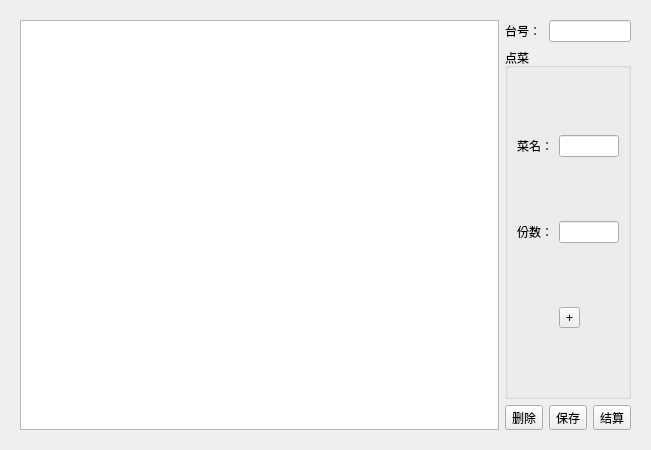
Before: the Qt Designer form src/dinnerwidget.ui in daodaoliang/caicai, drawn with Qt 5.
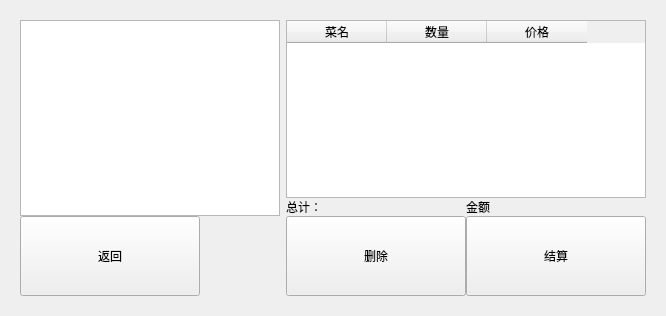
After: the same form once the commit is applied. The open tabs and pages were chosen to show the change.

Commit message: 完成了简单的点菜和结算

The edit to the form file:
```diff
--- a/src/dinnerwidget.ui
+++ b/src/dinnerwidget.ui
@@ -6,8 +6,8 @@
    <rect>
     <x>0</x>
     <y>0</y>
-    <width>651</width>
-    <height>450</height>
+    <width>666</width>
+    <height>316</height>
    </rect>
   </property>
   <property name="windowTitle">
@@ -42,80 +42,141 @@
       </layout>
      </widget>
      <widget class="QWidget" name="page_2">
+      <layout class="QHBoxLayout" name="horizontalLayout_4">
+       <item>
+        <widget class="QStackedWidget" name="stackedWidget_2">
+         <property name="currentIndex">
+          <number>1</number>
+         </property>
+         <widget class="QWidget" name="page_3">
       <layout class="QHBoxLayout" name="horizontalLayout_3">
+           <property name="spacing">
+            <number>0</number>
+           </property>
+           <property name="margin">
+            <number>0</number>
+           </property>
        <item>
-        <widget class="QTableView" name="tableView"/>
-       </item>
+            <widget class="QListView" name="disheTypeList"/>
+           </item>
+          </layout>
+         </widget>
+         <widget class="QWidget" name="page_4">
+          <layout class="QVBoxLayout" name="verticalLayout">
+           <property name="spacing">
+            <number>0</number>
+           </property>
+           <property name="margin">
+            <number>0</number>
+           </property>
        <item>
-        <layout class="QGridLayout" name="gridLayout_3">
-         <item row="2" column="0">
+            <widget class="QListView" name="dishesList"/>
+           </item>
+           <item>
+            <widget class="QToolButton" name="toolButton_4">
+             <property name="minimumSize">
+              <size>
+               <width>180</width>
+               <height>80</height>
+              </size>
+             </property>
+             <property name="maximumSize">
+              <size>
+               <width>16777215</width>
+               <height>80</height>
+              </size>
+             </property>
+             <property name="text">
+              <string>返回</string>
+             </property>
+            </widget>
+           </item>
+          </layout>
+         </widget>
+        </widget>
+       </item>
+       <item>
+        <widget class="QWidget" name="gridWidget" native="true">
+         <layout class="QGridLayout" name="gridLayout_2">
+          <property name="margin">
+           <number>0</number>
+          </property>
+          <property name="spacing">
+           <number>0</number>
+          </property>
+          <item row="2" column="1">
           <widget class="QToolButton" name="toolButton_3">
+            <property name="minimumSize">
+             <size>
+              <width>180</width>
+              <height>80</height>
+             </size>
+            </property>
+            <property name="maximumSize">
+             <size>
+              <width>16777215</width>
+              <height>80</height>
+             </size>
+            </property>
+            <property name="text">
+             <string>结算</string>
+            </property>
+           </widget>
+          </item>
+          <item row="2" column="0">
+           <widget class="QToolButton" name="toolButton_2">
+            <property name="minimumSize">
+             <size>
+              <width>180</width>
+              <height>80</height>
+             </size>
+            </property>
+            <property name="maximumSize">
+             <size>
+              <width>16777215</width>
+              <height>80</height>
+             </size>
+            </property>
            <property name="text">
             <string>删除</string>
            </property>
           </widget>
          </item>
-         <item row="0" column="0">
-          <widget class="QLabel" name="label">
+          <item row="0" column="0" colspan="2">
+           <widget class="QTableWidget" name="tableWidget_2">
+            <column>
            <property name="text">
-            <string>台号：</string>
-           </property>
-          </widget>
-         </item>
-         <item row="1" column="0" colspan="3">
-          <widget class="QGroupBox" name="groupBox">
-           <property name="title">
-            <string>点菜</string>
-           </property>
-           <layout class="QGridLayout" name="gridLayout_2">
-            <item row="0" column="0">
-             <widget class="QLabel" name="label_2">
+              <string>菜名</string>
+             </property>
+            </column>
+            <column>
+             <property name="text">
+              <string>数量</string>
+             </property>
+            </column>
+            <column>
               <property name="text">
-               <string>菜名：</string>
-              </property>
-             </widget>
-            </item>
-            <item row="0" column="1">
-             <widget class="QLineEdit" name="leDishes"/>
-            </item>
+              <string>价格</string>
+             </property>
+            </column>
+           </widget>
+          </item>
             <item row="1" column="0">
-             <widget class="QLabel" name="label_3">
+           <widget class="QLabel" name="label">
               <property name="text">
-               <string>份数：</string>
+             <string>总计：</string>
               </property>
              </widget>
             </item>
             <item row="1" column="1">
-             <widget class="QLineEdit" name="leDishesCount"/>
-            </item>
-            <item row="2" column="1">
-             <widget class="QToolButton" name="toolButton_2">
+           <widget class="QLabel" name="label_2">
               <property name="text">
-               <string>+</string>
+             <string>金额</string>
               </property>
              </widget>
             </item>
            </layout>
           </widget>
-         </item>
-         <item row="0" column="1" colspan="2">
-          <widget class="QLineEdit" name="lineEdit"/>
-         </item>
-         <item row="2" column="2">
-          <widget class="QToolButton" name="toolButton_5">
-           <property name="text">
-            <string>结算</string>
-           </property>
-          </widget>
-         </item>
-         <item row="2" column="1">
-          <widget class="QToolButton" name="toolButton_4">
-           <property name="text">
-            <string>保存</string>
-           </property>
-          </widget>
-         </item>
-        </layout>
        </item>
       </layout>
      </widget>
```
Left out of the diff: 13 changed lines with no effect on the pictures. Lines whose indentation alone changed are shown as unchanged. The commit also changes 21 other files.
